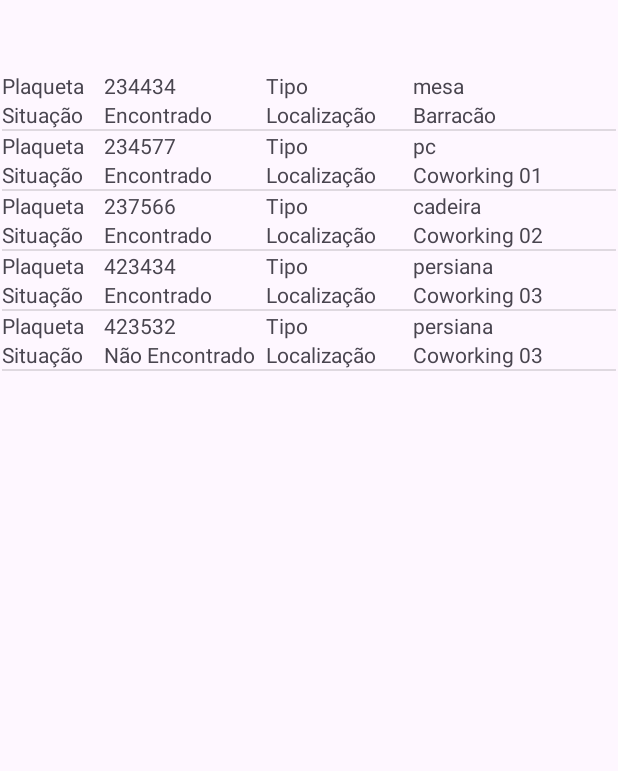
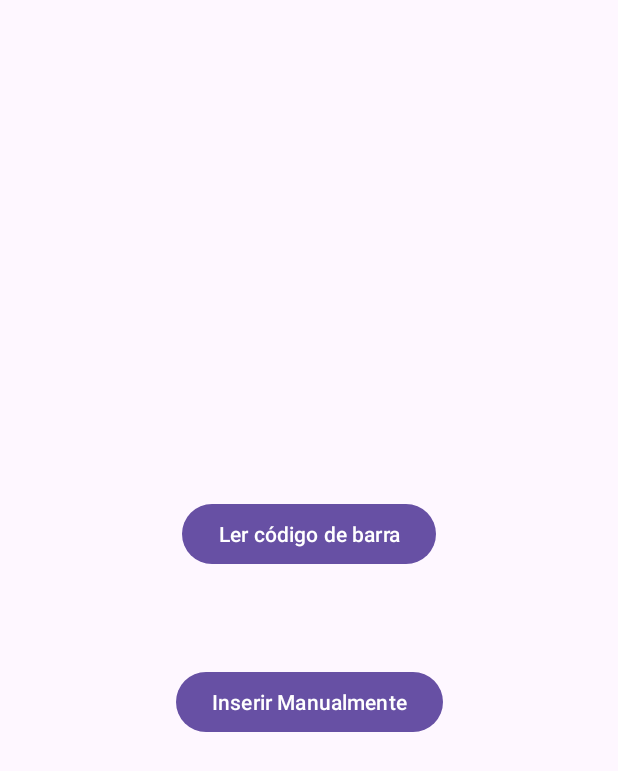
Before and after one commit to PetersonCarneiro/PICKer, an Android app: the screen it shows after launch (RecyclerViewItem before the commit, InputActivity after it), on a phone screen of 412 x 824 dp. Shown: the top 771 px of the screen. Run offline under Robolectric (Android 15) with nearby library versions, the phone set to English and light mode, and no system bars.

Commit message:
Feat: create startActivityForResult

```diff
--- a/app/src/main/AndroidManifest.xml
+++ b/app/src/main/AndroidManifest.xml
@@ -13,10 +13,16 @@
         android:theme="@style/Theme.PICKer"
         tools:targetApi="31">
         <activity
+            android:name=".AboutActivity"
+            android:exported="false" />
+        <activity
             android:name=".MainActivity"
             android:exported="false" />
         <activity
             android:name=".RecyclerViewItem"
+            android:exported="false" />
+        <activity
+            android:name=".InputActivity"
             android:exported="true">
             <intent-filter>
                 <action android:name="android.intent.action.MAIN" />
--- /dev/null
+++ b/app/src/main/java/com/br/picker/InputActivity.java
@@ -0,0 +1,27 @@
+package com.br.picker;
+
+import androidx.appcompat.app.AppCompatActivity;
+
+import android.content.Intent;
+import android.os.Bundle;
+import android.view.View;
+
+public class InputActivity extends AppCompatActivity {
+
+    @Override
+    protected void onCreate(Bundle savedInstanceState) {
+        super.onCreate(savedInstanceState);
+        setContentView(R.layout.activity_input);
+    }
+
+    public void btnScan(View view){
+        Intent intent = new Intent();
+
+    }
+
+    public void btnEnter(View view){
+        Intent intent = new Intent(this, RecyclerViewItem.class);
+
+        startActivity(intent);
+    }
+}
--- a/app/src/main/java/com/br/picker/Item.java
+++ b/app/src/main/java/com/br/picker/Item.java
@@ -1,23 +1,23 @@
 package com.br.picker;
 
 public class Item {
-    private int plaqueta;
+    private String plaqueta;
     private String tipo;
     private String localizacao;
     private String situacao;
 
-    public Item(int plaqueta, String tipo,String localizacao, String situacao ) {
+    public Item(String plaqueta, String tipo,String localizacao, String situacao ) {
         this.plaqueta = plaqueta;
         this.tipo = tipo;
         this.localizacao = localizacao;
         this.situacao = situacao;
     }
 
-    public int getPlaqueta() {
+    public String getPlaqueta() {
         return plaqueta;
     }
 
-    public void setPlaqueta(int plaqueta) {
+    public void setPlaqueta(String plaqueta) {
         this.plaqueta = plaqueta;
     }
 
--- a/app/src/main/java/com/br/picker/RecyclerViewItem.java
+++ b/app/src/main/java/com/br/picker/RecyclerViewItem.java
@@ -1,10 +1,16 @@
 package com.br.picker;
 
+import androidx.activity.result.ActivityResult;
+import androidx.activity.result.ActivityResultCallback;
+import androidx.activity.result.ActivityResultLauncher;
+import androidx.activity.result.contract.ActivityResultContracts;
 import androidx.appcompat.app.AppCompatActivity;
 import androidx.recyclerview.widget.DividerItemDecoration;
 import androidx.recyclerview.widget.LinearLayoutManager;
 import androidx.recyclerview.widget.RecyclerView;
 
+import android.app.Activity;
+import android.content.Intent;
 import android.os.Bundle;
 import android.view.View;
 import android.widget.LinearLayout;
@@ -19,7 +25,7 @@ public class RecyclerViewItem extends AppCompatActivity {
     private RecyclerView recyclerViewItem;
     private RecyclerView.LayoutManager layoutManager;
     private ItemAdapter itemAdapter;
-    private ArrayList<Item> items;
+    private ArrayList<Item> itemsList;
 
     @Override
     protected void onCreate(Bundle savedInstanceState) {
@@ -33,6 +39,7 @@ public class RecyclerViewItem extends AppCompatActivity {
         recyclerViewItem.setLayoutManager(layoutManager);
         recyclerViewItem.setHasFixedSize(true);
         recyclerViewItem.addItemDecoration(new DividerItemDecoration(this, LinearLayout.VERTICAL));
+
         startingList();
 
         recyclerViewItem.addOnItemTouchListener(
@@ -40,36 +47,63 @@ public class RecyclerViewItem extends AppCompatActivity {
                         recyclerViewItem, new RecyclerItemClickListener.OnItemClickListener() {
                     @Override
                     public void onItemClick(View view, int position) {
-                        Item item = items.get(position);
+                        Item item = itemsList.get(position);
 
                         Toast.makeText(getApplicationContext(),item.getSituacao(),Toast.LENGTH_SHORT).show();
                     }
 
                     @Override
                     public void onLongItemClick(View view, int position) {
-                        Item item = items.get(position);
+                        Item item = itemsList.get(position);
 
                         Toast.makeText(getApplicationContext(),item.getLocalizacao(),Toast.LENGTH_SHORT).show();
                     }
                 })
         );
     }
+    ActivityResultLauncher<Intent> launcherNewItem = registerForActivityResult(new ActivityResultContracts.StartActivityForResult(),
+            new ActivityResultCallback<ActivityResult>() {
+                @Override
+                public void onActivityResult(ActivityResult result) {
+                    if(result.getResultCode()== Activity.RESULT_OK){
+                        Intent intent = result.getData();
+                        Bundle bundle = intent.getExtras();
+
+                        if(bundle!=null){
+                            String plate = bundle.getString(MainActivity.PLATE);
+                            String type = bundle.getString(MainActivity.TYPE);
+                            String status = bundle.getString(MainActivity.STATUS);
+                            String locale = bundle.getString(MainActivity.LOCALE);
+
+
+                            Item item = new Item(plate,type,status,locale);
+
+                            itemsList.add(item);
+
+                            itemAdapter.notifyDataSetChanged();
+                        }
+                    }
+                }
+            }
+    );
+
 
     public void startingList(){
-        int[] plaquetas = getResources().getIntArray(R.array.plaquetas);
-        String[] tipo = getResources().getStringArray(R.array.tipos);
-        String[] local = getResources().getStringArray(R.array.local);
-        String[] status = getResources().getStringArray(R.array.status);
 
-        items = new ArrayList<>();
+        itemsList = new ArrayList<>();
 
-        for(int cont = 0 ; cont < plaquetas.length; cont++){
-            items.add(new Item(plaquetas[cont],tipo[cont],local[cont],status[cont]));
-        }
-
-        itemAdapter = new ItemAdapter(items);
+        itemAdapter = new ItemAdapter(itemsList);
         recyclerViewItem.setAdapter(itemAdapter);
 
+    }
+
+    public void newItem(View view){
+
+        MainActivity.newItem(this,launcherNewItem);
+    }
+
+    public void about(View view){
+        AboutActivity.about(this);
     }
 
 
--- /dev/null
+++ b/app/src/main/res/layout/activity_input.xml
@@ -0,0 +1,44 @@
+<?xml version="1.0" encoding="utf-8"?>
+<androidx.constraintlayout.widget.ConstraintLayout xmlns:android="http://schemas.android.com/apk/res/android"
+    xmlns:app="http://schemas.android.com/apk/res-auto"
+    xmlns:tools="http://schemas.android.com/tools"
+    android:layout_width="match_parent"
+    android:layout_height="match_parent"
+    tools:context=".InputActivity">
+
+    <Button
+        android:id="@+id/btnScan"
+        android:layout_width="wrap_content"
+        android:layout_height="wrap_content"
+        android:layout_marginStart="8dp"
+        android:layout_marginLeft="8dp"
+        android:layout_marginTop="8dp"
+        android:layout_marginEnd="8dp"
+        android:layout_marginRight="8dp"
+        android:layout_marginBottom="32dp"
+        android:onClick="btnScan"
+        android:text="@string/ler_codigo_de_barra"
+        app:layout_constraintBottom_toTopOf="@+id/btnEnter"
+        app:layout_constraintEnd_toEndOf="parent"
+        app:layout_constraintStart_toStartOf="parent"
+        app:layout_constraintTop_toTopOf="parent"
+        app:layout_constraintVertical_chainStyle="packed" />
+
+    <Button
+        android:id="@+id/btnEnter"
+        android:layout_width="wrap_content"
+        android:layout_height="wrap_content"
+        android:layout_marginStart="8dp"
+        android:layout_marginLeft="8dp"
+        android:layout_marginTop="32dp"
+        android:layout_marginEnd="8dp"
+        android:layout_marginRight="8dp"
+        android:layout_marginBottom="8dp"
+        android:onClick="btnEnter"
+        android:text="@string/inserir_manualmente"
+        app:layout_constraintBottom_toBottomOf="parent"
+        app:layout_constraintEnd_toEndOf="parent"
+        app:layout_constraintStart_toStartOf="parent"
+        app:layout_constraintTop_toBottomOf="@+id/btnScan" />
+
+</androidx.constraintlayout.widget.ConstraintLayout>
--- a/app/src/main/res/values/strings.xml
+++ b/app/src/main/res/values/strings.xml
@@ -43,5 +43,7 @@
     <string name="encontrado3">Encontrado</string>
     <string name="encontrado4">Encontrado</string>
     <string name="nao_encontrado">Não Encontrado</string>
+    <string name="ler_codigo_de_barra">Ler código de barra</string>
+    <string name="inserir_manualmente">Inserir Manualmente</string>
 
 </resources>
```
Also changed, not shown: app/src/main/java/com/br/picker/AboutActivity.java (added, +26 -0 lines), app/src/main/java/com/br/picker/MainActivity.java (+58 -15 lines), app/src/main/res/layout/activity_about.xml (added, +18 -0 lines), app/src/main/res/layout/activity_main.xml (+10 -9 lines), app/src/main/res/layout/activity_recycler_view_item.xml (+42 -8 lines).
